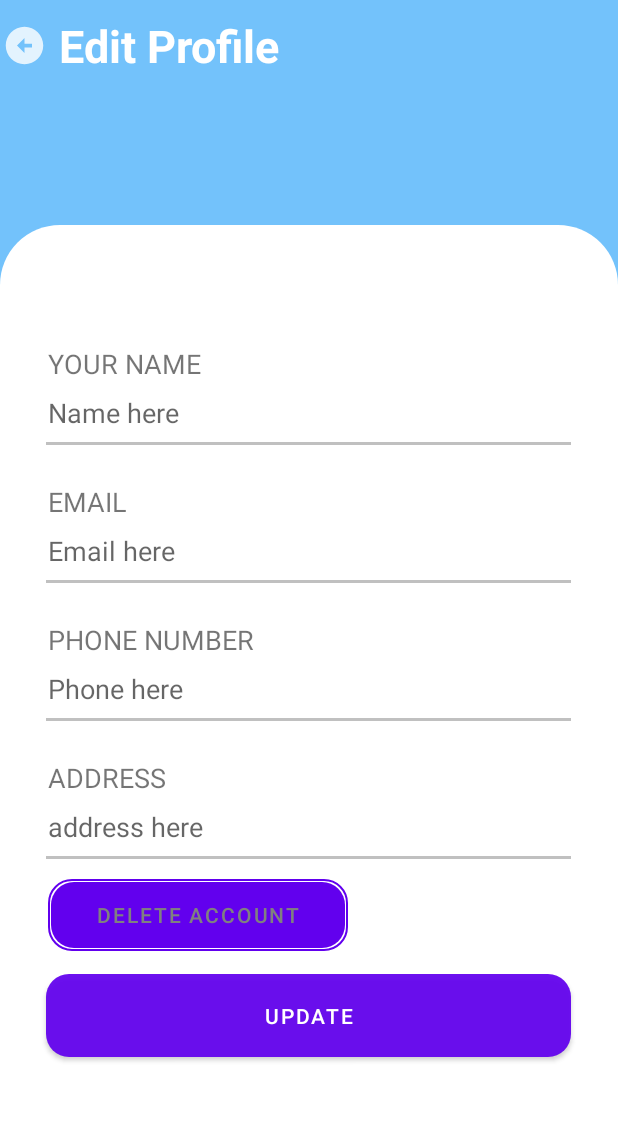
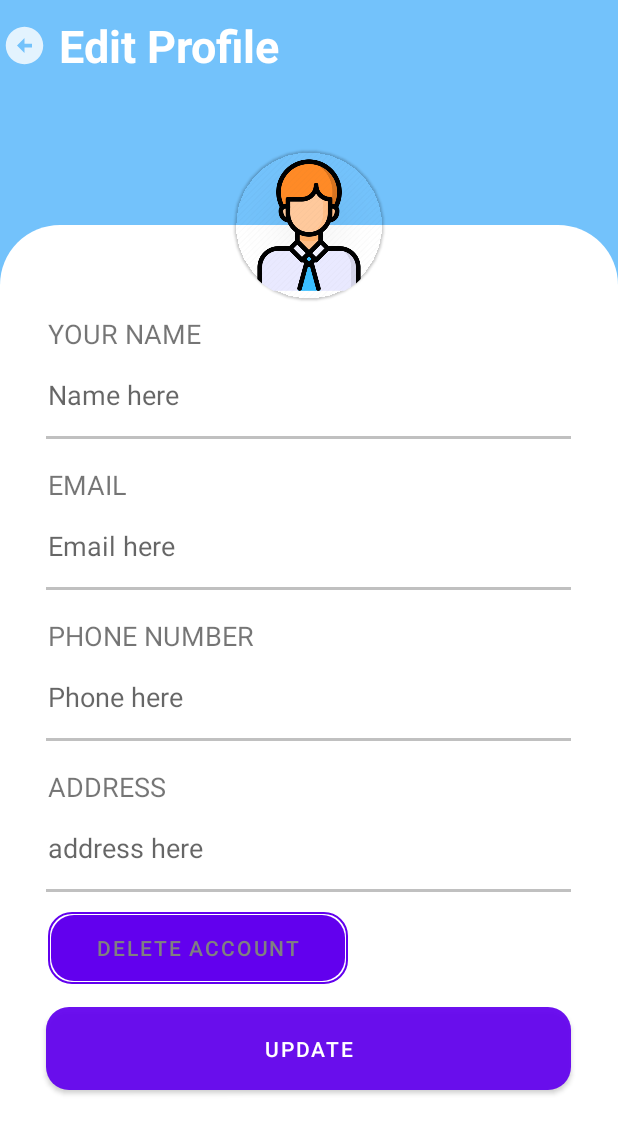
Before and after one commit to PhucTranS3924715/COSC2657-Assignment3, an Android app: the layout activity_edit_profile.xml on its own in the app's theme, with its tools: preview values and no code run, on a phone screen of 412 x 824 dp. Shown: the top 1134 px of the screen. Run offline under Robolectric (Android 15) with nearby library versions, the phone set to English and light mode, and no system bars.

Commit message:
complete edit profile xml add avatar.png for testing add roundcorner style for image

```diff
--- a/app/src/main/res/layout/activity_edit_profile.xml
+++ b/app/src/main/res/layout/activity_edit_profile.xml
@@ -38,10 +38,25 @@
             android:layout_marginEnd="8dp"
             android:layout_marginTop="10dp"
             />
+
     </RelativeLayout>
 
+    <com.google.android.material.imageview.ShapeableImageView
+        android:id="@+id/halfImage"
+        android:layout_width="100dp"
+        android:layout_height="100dp"
+        android:background="@drawable/avatar"
+        app:layout_constraintTop_toBottomOf="@id/headingSection"
+        app:layout_constraintStart_toStartOf="parent"
+        app:layout_constraintEnd_toEndOf="parent"
+        app:layout_constraintBottom_toTopOf="@id/dataSection"
+        app:layout_constraintDimensionRatio="1:1"
+        app:layout_constraintVertical_bias="0.5"
+        android:elevation="1dp"
+        app:shapeAppearanceOverlay="@style/roundedImageViewRounded"/>
 
     <RelativeLayout
+        android:id="@+id/dataSection"
         android:layout_marginTop="150dp"
         android:layout_width="match_parent"
         android:layout_height="match_parent">
@@ -58,14 +73,14 @@
             android:text="YOUR NAME"
             android:textSize="18sp"
             android:background="@android:color/transparent"
-            android:layout_marginTop="80dp"
+            android:layout_marginTop="60dp"
             android:layout_marginStart="32dp"
             android:paddingBottom="8dp"/>
 
         <EditText
             android:id="@+id/nameInput"
             android:layout_width="wrap_content"
-            android:layout_height="wrap_content"
+            android:layout_height="48dp"
             android:layout_below="@id/nameTextView"
             android:background="@android:color/transparent"
             android:hint="Name here"
@@ -89,14 +104,14 @@
             android:textSize="18sp"
             android:background="@android:color/transparent"
             android:layout_below="@id/nameInput"
-            android:layout_marginTop="27dp"
+            android:layout_marginTop="20dp"
             android:layout_marginStart="32dp"
             android:paddingBottom="8dp"/>
 
         <EditText
             android:id="@+id/emailInput"
             android:layout_width="wrap_content"
-            android:layout_height="wrap_content"
+            android:layout_height="48dp"
             android:layout_below="@id/emailTextView"
             android:background="@android:color/transparent"
             android:hint="Email here"
@@ -120,14 +135,14 @@
             android:textSize="18sp"
             android:background="@android:color/transparent"
             android:layout_below="@id/emailInput"
-            android:layout_marginTop="27dp"
+            android:layout_marginTop="20dp"
             android:layout_marginStart="32dp"
             android:paddingBottom="8dp"/>
 
         <EditText
             android:id="@+id/phoneInput"
             android:layout_width="wrap_content"
-            android:layout_height="wrap_content"
+            android:layout_height="48dp"
             android:layout_below="@id/phoneTextView"
             android:background="@android:color/transparent"
             android:hint="Phone here"
@@ -151,14 +166,14 @@
             android:textSize="18sp"
             android:background="@android:color/transparent"
             android:layout_below="@id/phoneInput"
-            android:layout_marginTop="27dp"
+            android:layout_marginTop="20dp"
             android:layout_marginStart="32dp"
             android:paddingBottom="8dp"/>
 
         <EditText
             android:id="@+id/addressInput"
             android:layout_width="wrap_content"
-            android:layout_height="wrap_content"
+            android:layout_height="48dp"
             android:layout_below="@id/addressTextView"
             android:background="@android:color/transparent"
             android:hint="address here"
--- /dev/null
+++ b/app/src/main/res/values/roundImageViewRounded.xml
@@ -0,0 +1,7 @@
+<?xml version="1.0" encoding="utf-8"?>
+<resources>
+    <style name="roundedImageViewRounded">
+        <item name="cornerFamily">rounded</item>
+        <item name="cornerSize">50%</item>
+    </style>
+</resources>
```
Also changed, not shown: app/src/main/res/drawable/avatar.png (added).
